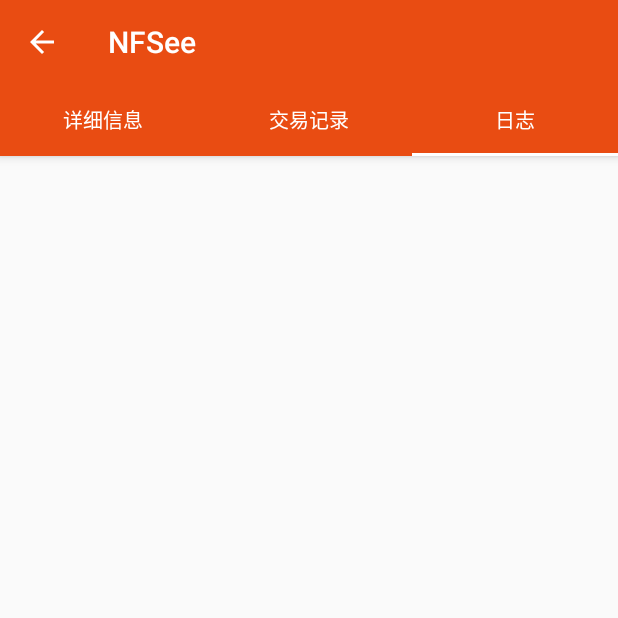
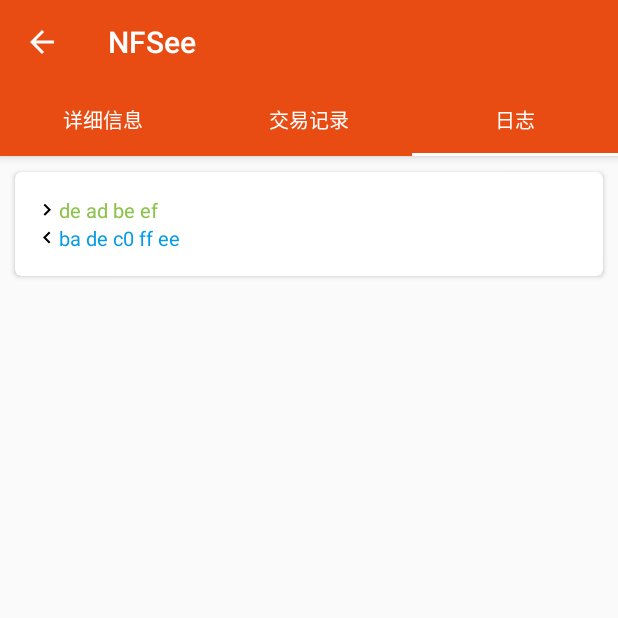
Before and after one commit to nfcim/nfsee-legacy, an Android app: the CardDetailFragment screen opened directly, with no data from a screen before it, tab 3 chosen, on a phone screen of 412 x 824 dp, the top half of it. Run offline under Robolectric (Android 15) with nearby library versions, the phone set to English and light mode, and no system bars.

Commit message:
Add TrancieveLogAdapter
Signed-off-by: Harry Chen <i@harrychen.xyz>

```diff
--- /dev/null
+++ b/app/src/main/java/im/nfc/nfsee/adapters/TransceiveLogAdapter.kt
@@ -0,0 +1,37 @@
+package im.nfc.nfsee.adapters
+
+import android.content.Context
+import android.support.v7.widget.RecyclerView
+import android.view.LayoutInflater
+import android.view.View
+import android.view.ViewGroup
+import im.nfc.nfsee.R
+import im.nfc.nfsee.nfc.TransceiveLog
+import kotlinx.android.synthetic.main.log_item.view.*
+
+class TransceiveLogAdapter(private val items: List<TransceiveLog>, context: Context) : RecyclerView.Adapter<TransceiveLogAdapter.ViewHolder>() {
+
+    override fun onCreateViewHolder(parent: ViewGroup, viewType: Int) = ViewHolder(LayoutInflater.from(parent.context).inflate(R.layout.log_item, parent, false))
+
+    override fun getItemCount() = items.size
+
+    override fun onBindViewHolder(holder: ViewHolder, position: Int) = holder.bind(items[position])
+
+    inner class ViewHolder(val view: View) : RecyclerView.ViewHolder(view) {
+        init {
+            view.setOnClickListener {
+                with(view.log_detail){
+                    visibility = when(visibility) {
+                        View.VISIBLE -> View.GONE
+                        else -> View.VISIBLE
+                    }
+                }
+            }
+        }
+        fun bind(item: TransceiveLog) = with(view) {
+            log_send.text = item.sendBytes
+            log_receive.text = item.receiveBytes
+            log_detail.text = item.detail
+        }
+    }
+}
--- a/app/src/main/java/im/nfc/nfsee/fragments/CardLogFragment.kt
+++ b/app/src/main/java/im/nfc/nfsee/fragments/CardLogFragment.kt
@@ -2,15 +2,21 @@
 
 import android.support.v4.app.Fragment
 import android.os.Bundle
+import android.support.v7.widget.LinearLayoutManager
 import android.view.LayoutInflater
 import android.view.View
 import android.view.ViewGroup
 import im.nfc.nfsee.R
+import im.nfc.nfsee.adapters.TransceiveLogAdapter
+import im.nfc.nfsee.nfc.TransceiveLog
+import kotlinx.android.synthetic.main.fragment_log.view.*
 
 class CardLogFragment : Fragment() {
     override fun onCreateView(inflater: LayoutInflater, container: ViewGroup?, savedInstanceState: Bundle?): View? {
         var logView = inflater?.inflate(R.layout.fragment_log, container, false)
-        // do something
+        val testLog = TransceiveLog("de ad be ef", "ba de c0 ff ee")
+        logView.list_log.layoutManager = LinearLayoutManager(this.context)
+        logView.list_log.adapter = TransceiveLogAdapter(listOf(testLog), this.context!!)
         return logView
     }
 }
--- /dev/null
+++ b/app/src/main/java/im/nfc/nfsee/nfc/TransceiveLog.kt
@@ -0,0 +1,9 @@
+package im.nfc.nfsee.nfc
+
+data class TransceiveLog(
+        var sendBytes: String,
+        var receiveBytes: String
+){
+    // TODO parse receiveBytes to explanation
+    var detail = "00 00 - unexplained"
+}
--- /dev/null
+++ b/app/src/main/res/drawable/ic_keyboard_arrow_left_24dp.xml
@@ -0,0 +1,5 @@
+<?xml version="1.0" encoding="utf-8"?>
+<vector android:height="24.0dip" android:width="24.0dip" android:viewportWidth="24.0" android:viewportHeight="24.0"
+    xmlns:android="http://schemas.android.com/apk/res/android">
+    <path android:fillColor="#ff000000" android:pathData="M15.41,16.09l-4.58,-4.59 4.58,-4.59L14,5.5l-6,6 6,6z" />
+</vector>
--- /dev/null
+++ b/app/src/main/res/drawable/ic_keyboard_arrow_right_24dp.xml
@@ -0,0 +1,5 @@
+<?xml version="1.0" encoding="utf-8"?>
+<vector android:height="24.0dip" android:width="24.0dip" android:viewportWidth="24.0" android:viewportHeight="24.0"
+    xmlns:android="http://schemas.android.com/apk/res/android">
+    <path android:fillColor="#ff000000" android:pathData="M8.59,16.34l4.58,-4.59 -4.58,-4.59L10,5.75l6,6 -6,6z" />
+</vector>
--- /dev/null
+++ b/app/src/main/res/layout/log_item.xml
@@ -0,0 +1,73 @@
+<?xml version="1.0" encoding="utf-8"?>
+<android.support.v7.widget.CardView xmlns:android="http://schemas.android.com/apk/res/android"
+    xmlns:card_view="http://schemas.android.com/apk/res-auto"
+    android:id="@+id/log_row"
+    android:layout_width="fill_parent"
+    android:layout_height="wrap_content"
+    android:layout_gravity="center"
+    android:layout_marginBottom="5.0dip"
+    android:layout_marginLeft="10.0dip"
+    android:layout_marginRight="10.0dip"
+    android:layout_marginTop="5.0dip"
+    android:foreground="?android:selectableItemBackground"
+    card_view:cardCornerRadius="4.0dip"
+    card_view:contentPaddingBottom="16.0dip"
+    card_view:contentPaddingLeft="13.0dip"
+    card_view:contentPaddingRight="16.0dip"
+    card_view:contentPaddingTop="16.0dip">
+
+    <LinearLayout
+        android:layout_width="fill_parent"
+        android:layout_height="wrap_content"
+        android:orientation="vertical">
+
+        <LinearLayout
+            android:layout_width="fill_parent"
+            android:layout_height="wrap_content"
+            android:orientation="horizontal">
+
+            <ImageView
+                android:layout_width="16.0dip"
+                android:layout_height="16.0dip"
+                android:layout_marginTop="1.0dip"
+                android:src="@drawable/ic_keyboard_arrow_right_24dp" />
+
+            <TextView
+                android:id="@+id/log_send"
+                android:layout_width="wrap_content"
+                android:layout_height="wrap_content"
+                android:text="00 00 00 00 00 00"
+                android:textColor="@color/log_send"
+                android:textSize="13.0sp" />
+        </LinearLayout>
+
+        <LinearLayout
+            android:layout_width="fill_parent"
+            android:layout_height="wrap_content"
+            android:orientation="horizontal">
+
+            <ImageView
+                android:layout_width="16.0dip"
+                android:layout_height="16.0dip"
+                android:layout_marginTop="1.0dip"
+                android:src="@drawable/ic_keyboard_arrow_left_24dp" />
+
+            <TextView
+                android:id="@+id/log_receive"
+                android:layout_width="wrap_content"
+                android:layout_height="wrap_content"
+                android:text="00 00 00 00 00 00"
+                android:textColor="@color/log_receive"
+                android:textSize="13.0sp" />
+        </LinearLayout>
+
+        <TextView
+            android:id="@+id/log_detail"
+            android:layout_width="wrap_content"
+            android:layout_height="wrap_content"
+            android:layout_marginTop="4.0dip"
+            android:text="00 00 00 00 00 00"
+            android:textSize="12.0sp"
+            android:visibility="gone" />
+    </LinearLayout>
+</android.support.v7.widget.CardView>
--- a/app/src/main/res/values/colors.xml
+++ b/app/src/main/res/values/colors.xml
@@ -4,5 +4,6 @@
     <color name="colorPrimaryDark">#C93600</color>
     <color name="colorAccent">#FF4081</color>
     <color name="material_black_color">#ff616161</color>
-
+    <color name="log_send">#ff8bc34a</color>
+    <color name="log_receive">#ff039be5</color>
 </resources>
```
